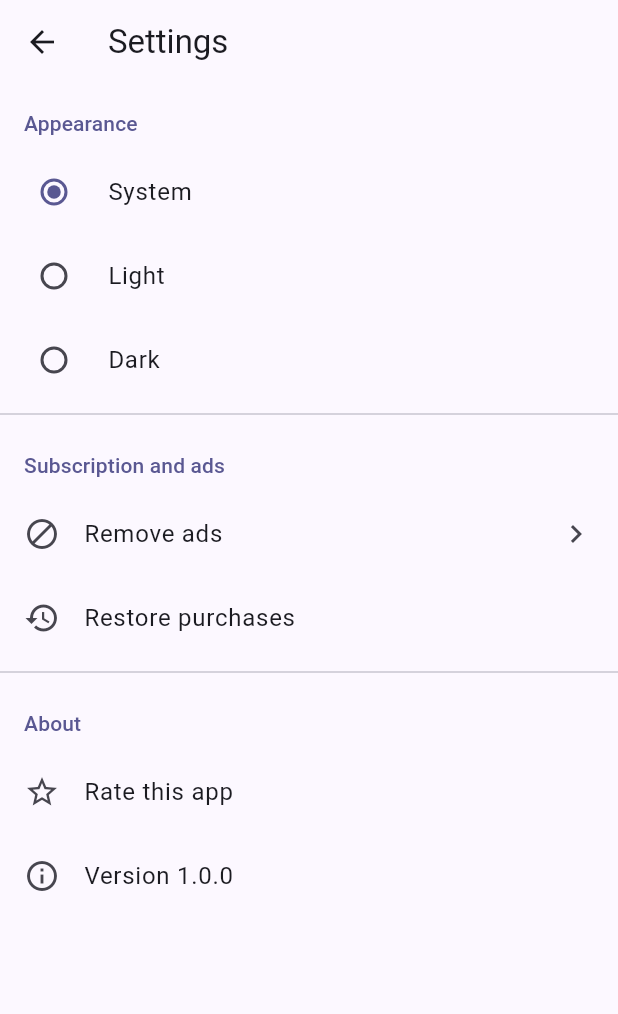
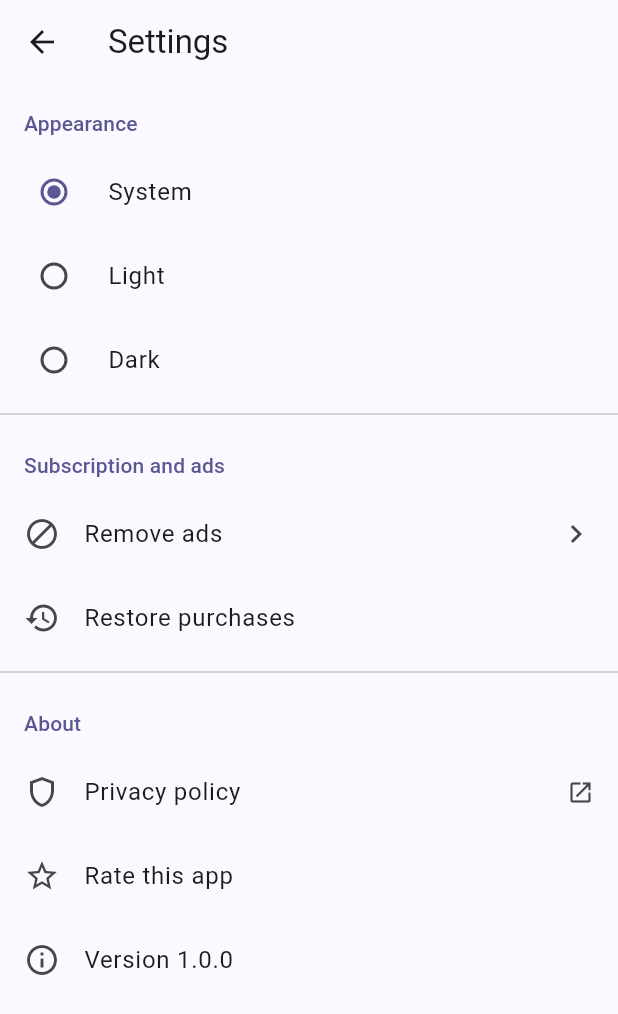
Before and after one commit to alejandrosahonero/app-buscar-audifonos, a Flutter app: the screen it shows after launch, after a tap on the "settings" icon, on a phone screen of 412 x 824 dp. Shown: the top 1014 px of the screen. Run offline on Flutter 3.47's test engine with Material 3 defaults, Android fonts, the phone set to English and light mode, and no system bars; our stand-ins replace audioplayers, firebase_core, firebase_crashlytics, flutter_blue_plus, flutter_riverpod, flutter_secure_storage and 6 more; accounts and stored records are empty; generated files the repository leaves out were written again; statements that could not run were skipped.

Commit message:
chores: update privacy policy url

```diff
--- a/lib/core/config/app_config.dart
+++ b/lib/core/config/app_config.dart
@@ -27,7 +27,7 @@ abstract final class AppConfig {
   /// Empty until the document is published, and an empty value **hides** the
   /// Settings row rather than opening a broken link: the same "an unconfigured
   /// value disables the feature" rule the ad unit ids follow.
-  static const String privacyPolicyUrl = '';
+  static const String privacyPolicyUrl = 'https://alejandrosahonero.github.io/app-buscar-audifonos/privacy-policy.html';
 
   static bool get hasPrivacyPolicy => privacyPolicyUrl.isNotEmpty;
 
```
